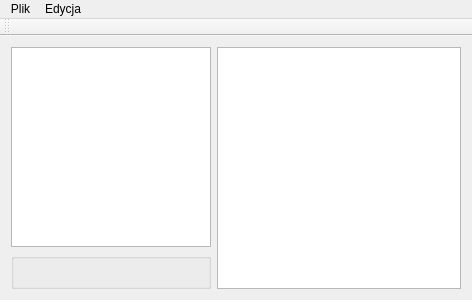
Qt form mainwindow.ui (jakubwieczorek/Electronics) before a commit.
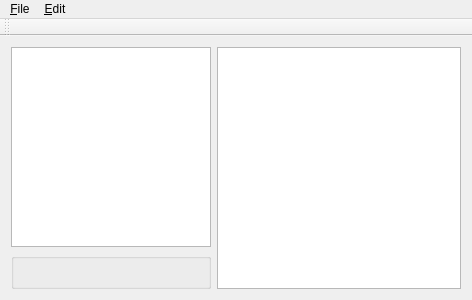
The same form after that commit. Icons and pictures are not drawn. Custom widgets are drawn as their Qt base class.

Diff of the .ui file:
```diff
--- a/mainwindow.ui
+++ b/mainwindow.ui
@@ -58,22 +58,22 @@
      <height>19</height>
     </rect>
    </property>
-   <widget class="QMenu" name="menuPlik">
+   <widget class="QMenu" name="menuFile">
     <property name="title">
-     <string>Plik</string>
+     <string>&amp;File</string>
     </property>
     <addaction name="actionOtw_rz"/>
     <addaction name="actionZapisz"/>
     <addaction name="separator"/>
     <addaction name="actionZako_cz"/>
    </widget>
-   <widget class="QMenu" name="menuEdycja">
+   <widget class="QMenu" name="menuEdit">
     <property name="title">
-     <string>Edycja</string>
+     <string>&amp;Edit</string>
     </property>
    </widget>
-   <addaction name="menuPlik"/>
-   <addaction name="menuEdycja"/>
+   <addaction name="menuFile"/>
+   <addaction name="menuEdit"/>
   </widget>
   <widget class="QToolBar" name="mainToolBar">
    <attribute name="toolBarArea">
```
Left out of the diff: 30 changed lines with no effect on the pictures.
